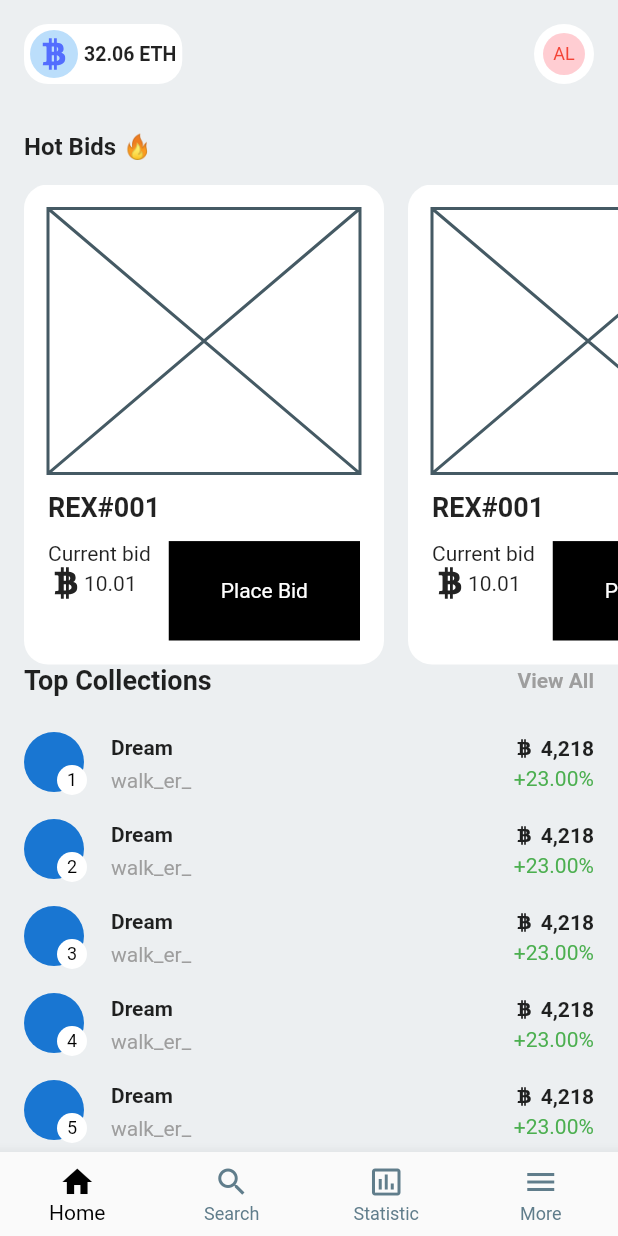
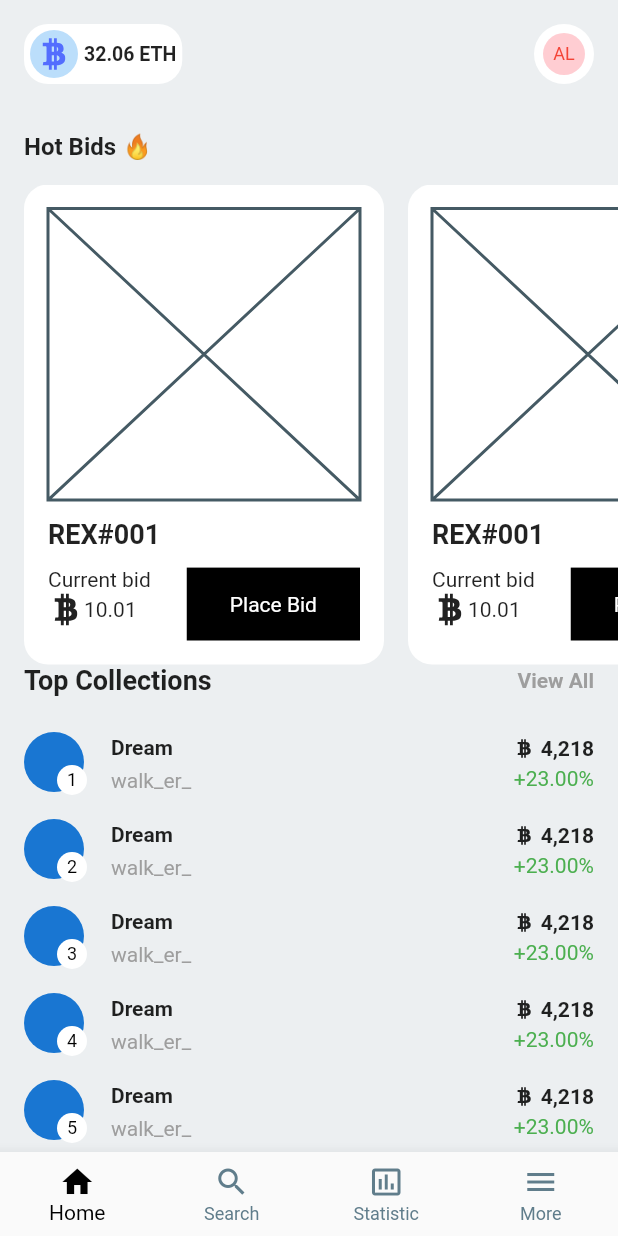
Before and after one commit to JAICHANGPARK/flutter_notebook_17th_story, a Flutter app: the screen it shows after launch, on a phone screen of 412 x 824 dp. Run offline on Flutter 3.47's test engine with Material 2 defaults, Android fonts, the phone set to English and light mode, and no system bars; our stand-ins replace flutter_riverpod, ionicons.

Commit message:
Update nft_main_page.dart

```diff
--- a/lib/ep1001_nft_app/src/ui/nft_main_page.dart
+++ b/lib/ep1001_nft_app/src/ui/nft_main_page.dart
@@ -106,7 +106,7 @@ class NftMainPage extends ConsumerWidget {
                                   ),
                                 ),
                                 Expanded(
-                                  flex: 3,
+                                  flex: 2,
                                   child: Row(
                                     children: [
                                       Column(
@@ -122,7 +122,7 @@ class NftMainPage extends ConsumerWidget {
                                         ],
                                       ),
                                       const SizedBox(
-                                        width: 12,
+                                        width: 24,
                                       ),
                                       Expanded(
                                           child: Container(
```
